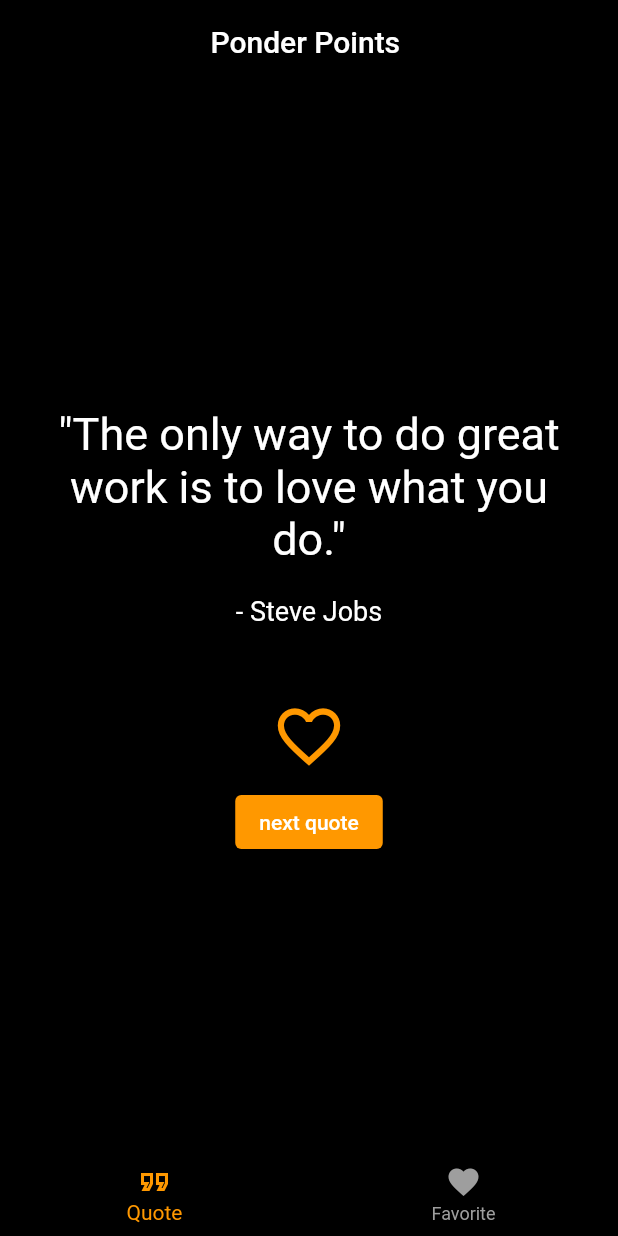
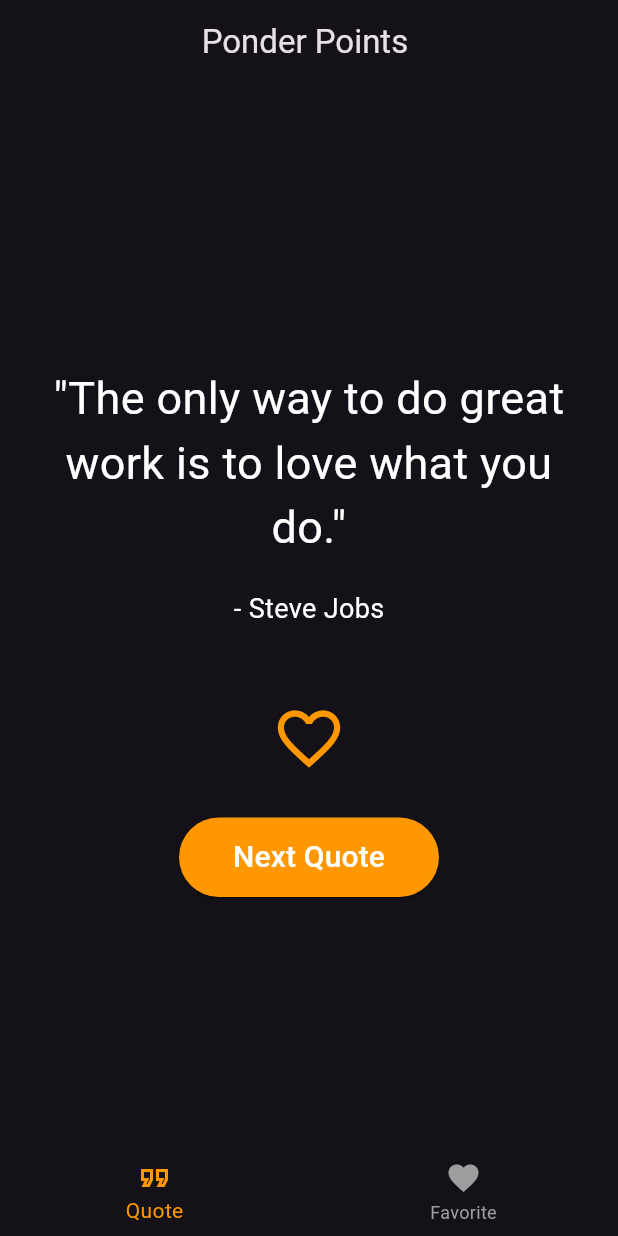
Before and after one commit to MiriamBaumgartner/ponder_points_app, a Flutter app: the screen it shows after launch, on a phone screen of 412 x 824 dp. Run offline on Flutter 3.47's test engine with Material 2 defaults, Android fonts, the phone set to English and light mode, and no system bars.

Commit message:
added theme and created primary button

```diff
--- a/lib/bottom_navigation_screen.dart
+++ b/lib/bottom_navigation_screen.dart
@@ -22,14 +22,12 @@ class BottomNavigationScreen extends StatelessWidget {
     }
     return Scaffold(
       appBar: AppBar(
-        backgroundColor: Color.fromARGB(255, 0, 0, 0),
         elevation: 0,
         centerTitle: true,
         title: Text(activeTabTitle),
       ),
       body: pages[tabProvider.selectedTab],
       bottomNavigationBar: BottomNavigationBar(
-        backgroundColor: Color.fromARGB(255, 0, 0, 0),
         currentIndex: tabProvider.selectedTab,
         onTap: (index) => tabProvider.changeTab(index),
         selectedItemColor: Colors.orange,
--- a/lib/main.dart
+++ b/lib/main.dart
@@ -1,5 +1,6 @@
 import 'package:flutter/material.dart';
 import 'package:ponder_points_app/change_tab_provider.dart';
+import 'package:ponder_points_app/styles.dart';
 import 'package:provider/provider.dart';
 import 'package:ponder_points_app/provider/quote_provider.dart';
 
@@ -24,6 +25,16 @@ class MyApp extends StatelessWidget {
     return MaterialApp(
       title: 'Flutter Demo',
       home: BottomNavigationScreen(),
+      theme: ThemeData.dark(
+        useMaterial3: true,
+      ).copyWith(
+        appBarTheme: AppBarTheme(),
+        elevatedButtonTheme: ElevatedButtonThemeData(
+          style: ElevatedButton.styleFrom(
+            backgroundColor: primaryColor,
+          ),
+        ),
+      ),
     );
   }
 }
--- /dev/null
+++ b/lib/primary_button.dart
@@ -0,0 +1,25 @@
+import 'package:flutter/material.dart';
+
+class PrimaryButton extends StatelessWidget {
+  const PrimaryButton({super.key, required this.text, required this.onPressed});
+
+  final String text;
+  final VoidCallback onPressed;
+
+  @override
+  Widget build(BuildContext context) {
+    return ElevatedButton(
+      onPressed: onPressed,
+      child: Padding(
+        padding: const EdgeInsets.all(12.0),
+        child: Text(
+          text,
+          style: TextStyle(
+            color: Colors.white,
+            fontSize: 20,
+          ),
+        ),
+      ),
+    );
+  }
+}
--- a/lib/quotes_screen.dart
+++ b/lib/quotes_screen.dart
@@ -1,4 +1,5 @@
 import 'package:flutter/material.dart';
+import 'package:ponder_points_app/primary_button.dart';
 import 'package:ponder_points_app/provider/quote_provider.dart';
 import 'package:provider/provider.dart';
 
@@ -13,7 +14,6 @@ class QuotesScreen extends StatelessWidget {
     final quoteProvider = context.watch<QuoteProvider>();
 
     return Scaffold(
-      backgroundColor: Color.fromARGB(255, 0, 0, 0),
       body: Center(
         child: Column(
           mainAxisAlignment: MainAxisAlignment.center,
@@ -45,14 +45,14 @@ class QuotesScreen extends StatelessWidget {
               iconSize: 50,
               color: Colors.orange,
             ),
-            SizedBox(
-              width: 30,
+            const SizedBox(
+              height: 20,
             ),
-            ElevatedButton(
-                onPressed: () => quoteProvider.randomQuote(),
-                child: Text('next quote'),
-                style: ButtonStyle(
-                    backgroundColor: MaterialStateProperty.all(Colors.orange))),
+            PrimaryButton(
+                text: 'Next Quote',
+                onPressed: () {
+                  quoteProvider.randomQuote();
+                }),
           ],
         ),
       ),
--- /dev/null
+++ b/lib/styles.dart
@@ -0,0 +1,3 @@
+import 'package:flutter/material.dart';
+
+const primaryColor = Colors.orange;
```
